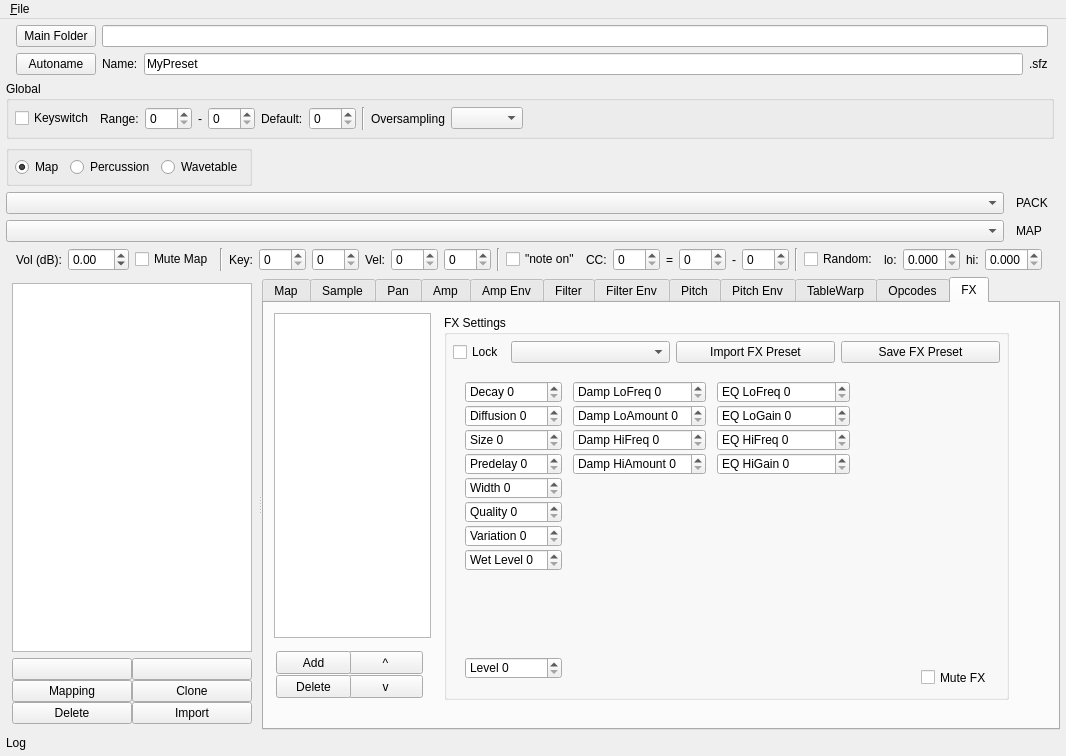
First picture: the form in src/ui/mainwindow.ui, repository michael02022/sfzbuilder, before the edit.
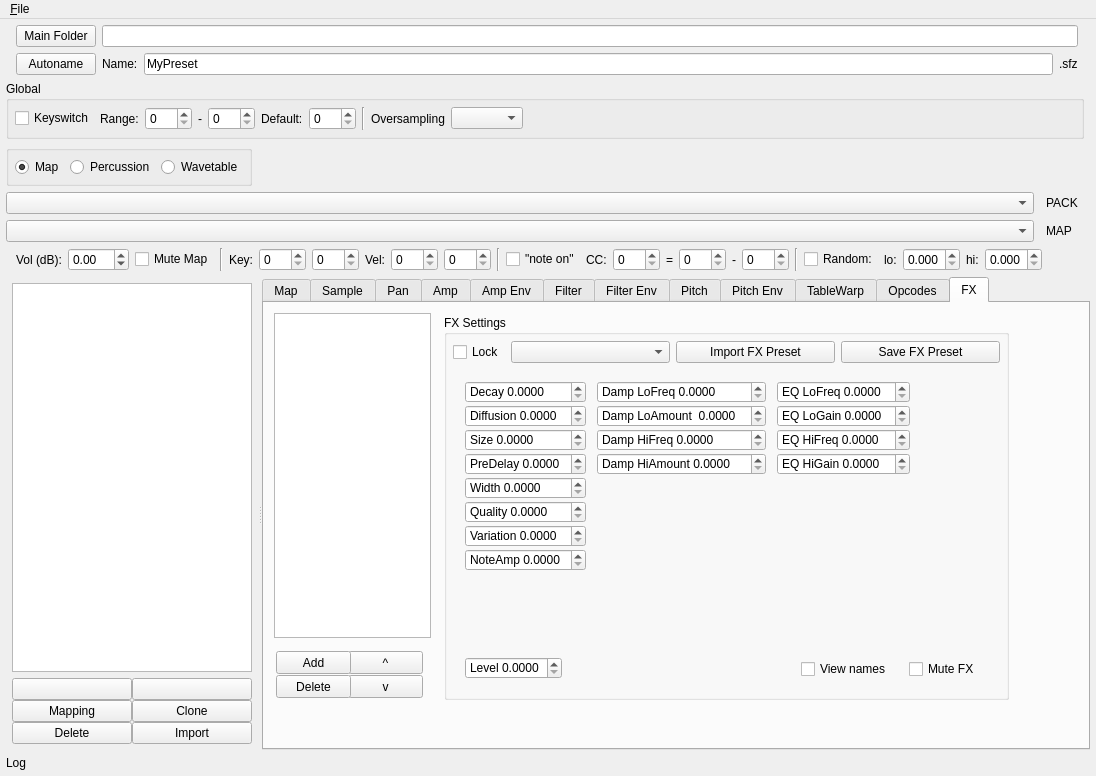
Second picture: the form after the edit. The open tabs and pages were chosen to show the change. Icons and pictures are not drawn. Custom widgets are drawn as their Qt base class.

Diff of the .ui file:
```diff
--- a/src/ui/mainwindow.ui
+++ b/src/ui/mainwindow.ui
@@ -7,8 +7,8 @@
    <rect>
     <x>0</x>
     <y>0</y>
-    <width>1038</width>
-    <height>728</height>
+    <width>1096</width>
+    <height>776</height>
    </rect>
   </property>
   <widget class="QWidget" name="centralWidget">
@@ -7231,186 +7231,255 @@
              </widget>
             </widget>
             <widget class="QWidget" name="pageFxAriaAmbiance">
-             <widget class="QSpinBox" name="sbxFxAriaAmbianceDecay">
+             <widget class="QDoubleSpinBox" name="dsbFxAriaAmbianceDecay">
               <property name="geometry">
                <rect>
                 <x>12</x>
                 <y>12</y>
-                <width>97</width>
+                <width>121</width>
                 <height>22</height>
                </rect>
               </property>
               <property name="prefix">
                <string>Decay </string>
               </property>
+              <property name="decimals">
+               <number>4</number>
+              </property>
               <property name="maximum">
-               <number>127</number>
+               <double>1.000000000000000</double>
+              </property>
+              <property name="singleStep">
+               <double>0.000500000000000</double>
               </property>
              </widget>
-             <widget class="QSpinBox" name="sbxFxAriaAmbianceSize">
+             <widget class="QDoubleSpinBox" name="dsbFxAriaAmbianceSize">
               <property name="geometry">
                <rect>
                 <x>12</x>
                 <y>60</y>
-                <width>97</width>
+                <width>121</width>
                 <height>22</height>
                </rect>
               </property>
               <property name="prefix">
                <string>Size </string>
               </property>
+              <property name="decimals">
+               <number>4</number>
+              </property>
               <property name="maximum">
-               <number>127</number>
+               <double>1.000000000000000</double>
+              </property>
+              <property name="singleStep">
+               <double>0.000500000000000</double>
               </property>
              </widget>
-             <widget class="QSpinBox" name="sbxFxAriaAmbianceDiffusion">
+             <widget class="QDoubleSpinBox" name="dsbFxAriaAmbianceDiffusion">
               <property name="geometry">
                <rect>
                 <x>12</x>
                 <y>36</y>
-                <width>97</width>
+                <width>121</width>
                 <height>22</height>
                </rect>
               </property>
               <property name="prefix">
                <string>Diffusion </string>
               </property>
+              <property name="decimals">
+               <number>4</number>
+              </property>
               <property name="maximum">
-               <number>127</number>
+               <double>1.000000000000000</double>
+              </property>
+              <property name="singleStep">
+               <double>0.000500000000000</double>
               </property>
              </widget>
-             <widget class="QSpinBox" name="sbxFxAriaAmbiancePredelay">
+             <widget class="QDoubleSpinBox" name="dsbFxAriaAmbiancePredelay">
               <property name="geometry">
                <rect>
                 <x>12</x>
                 <y>84</y>
-                <width>97</width>
+                <width>121</width>
                 <height>22</height>
                </rect>
               </property>
               <property name="prefix">
-               <string>Predelay </string>
+               <string>PreDelay </string>
+              </property>
+              <property name="decimals">
+               <number>4</number>
               </property>
               <property name="maximum">
-               <number>127</number>
+               <double>1.000000000000000</double>
+              </property>
+              <property name="singleStep">
+               <double>0.000500000000000</double>
               </property>
              </widget>
-             <widget class="QSpinBox" name="sbxFxAriaAmbianceWidth">
+             <widget class="QDoubleSpinBox" name="dsbFxAriaAmbianceWidth">
               <property name="geometry">
                <rect>
                 <x>12</x>
                 <y>108</y>
-                <width>97</width>
+                <width>121</width>
                 <height>22</height>
                </rect>
               </property>
               <property name="prefix">
                <string>Width </string>
               </property>
+              <property name="decimals">
+               <number>4</number>
+              </property>
               <property name="maximum">
-               <number>127</number>
+               <double>1.000000000000000</double>
+              </property>
+              <property name="singleStep">
+               <double>0.000500000000000</double>
               </property>
              </widget>
-             <widget class="QSpinBox" name="sbxFxAriaAmbianceQuality">
+             <widget class="QDoubleSpinBox" name="dsbFxAriaAmbianceQuality">
               <property name="geometry">
                <rect>
                 <x>12</x>
                 <y>132</y>
-                <width>97</width>
+                <width>121</width>
                 <height>22</height>
                </rect>
               </property>
               <property name="prefix">
                <string>Quality </string>
               </property>
+              <property name="decimals">
+               <number>4</number>
+              </property>
               <property name="maximum">
-               <number>127</number>
+               <double>1.000000000000000</double>
+              </property>
+              <property name="singleStep">
+               <double>0.000500000000000</double>
               </property>
              </widget>
-             <widget class="QSpinBox" name="sbxFxAriaAmbianceVariation">
+             <widget class="QDoubleSpinBox" name="dsbFxAriaAmbianceVariation">
               <property name="geometry">
                <rect>
                 <x>12</x>
                 <y>156</y>
-                <width>97</width>
+                <width>121</width>
                 <height>22</height>
                </rect>
               </property>
               <property name="prefix">
                <string>Variation </string>
               </property>
+              <property name="decimals">
+               <number>4</number>
+              </property>
               <property name="maximum">
-               <number>127</number>
+               <double>1.000000000000000</double>
+              </property>
+              <property name="singleStep">
+               <double>0.000500000000000</double>
               </property>
              </widget>
-             <widget class="QSpinBox" name="sbxFxAriaAmbianceDampLoFreq">
+             <widget class="QDoubleSpinBox" name="dsbFxAriaAmbianceDampLoFreq">
               <property name="geometry">
                <rect>
-                <x>120</x>
+                <x>144</x>
                 <y>12</y>
-                <width>133</width>
+                <width>169</width>
                 <height>22</height>
                </rect>
               </property>
               <property name="prefix">
                <string>Damp LoFreq </string>
               </property>
+              <property name="suffix">
+               <string/>
+              </property>
+              <property name="decimals">
+               <number>4</number>
+              </property>
               <property name="maximum">
-               <number>127</number>
+               <double>1.000000000000000</double>
+              </property>
+              <property name="singleStep">
+               <double>0.000500000000000</double>
               </property>
              </widget>
-             <widget class="QSpinBox" name="sbxFxAriaAmbianceDampLoAmount">
+             <widget class="QDoubleSpinBox" name="dsbFxAriaAmbianceDampLoAmount">
               <property name="geometry">
                <rect>
-                <x>120</x>
+                <x>144</x>
                 <y>36</y>
-                <width>133</width>
+                <width>169</width>
                 <height>22</height>
                </rect>
               </property>
               <property name="prefix">
-               <string>Damp LoAmount </string>
+               <string>Damp LoAmount  </string>
+              </property>
+              <property name="decimals">
+               <number>4</number>
               </property>
               <property name="maximum">
-               <number>127</number>
+               <double>1.000000000000000</double>
+              </property>
+              <property name="singleStep">
+               <double>0.000500000000000</double>
               </property>
              </widget>
-             <widget class="QSpinBox" name="sbxFxAriaAmbianceDampHiFreq">
+             <widget class="QDoubleSpinBox" name="dsbFxAriaAmbianceDampHiFreq">
               <property name="geometry">
                <rect>
-                <x>120</x>
+                <x>144</x>
                 <y>60</y>
-                <width>133</width>
+                <width>169</width>
                 <height>22</height>
                </rect>
               </property>
               <property name="prefix">
                <string>Damp HiFreq </string>
               </property>
+              <property name="decimals">
+               <number>4</number>
+              </property>
               <property name="maximum">
-               <number>127</number>
+               <double>1.000000000000000</double>
+              </property>
+              <property name="singleStep">
+               <double>0.000500000000000</double>
               </property>
              </widget>
-             <widget class="QSpinBox" name="sbxFxAriaAmbianceDampHiAmount">
+             <widget class="QDoubleSpinBox" name="dsbFxAriaAmbianceDampHiAmount">
               <property name="geometry">
                <rect>
-                <x>120</x>
+                <x>144</x>
                 <y>84</y>
-                <width>133</width>
+                <width>169</width>
                 <height>22</height>
                </rect>
               </property>
               <property name="prefix">
                <string>Damp HiAmount </string>
               </property>
+              <property name="decimals">
+               <number>4</number>
+              </property>
               <property name="maximum">
-               <number>127</number>
+               <double>1.000000000000000</double>
+              </property>
+              <property name="singleStep">
+               <double>0.000500000000000</double>
               </property>
              </widget>
-             <widget class="QSpinBox" name="sbxFxAriaAmbianceEqLoFreq">
+             <widget class="QDoubleSpinBox" name="dsbFxAriaAmbianceEqLoFreq">
               <property name="geometry">
                <rect>
-                <x>264</x>
+                <x>324</x>
                 <y>12</y>
                 <width>133</width>
                 <height>22</height>
@@ -7419,14 +7488,20 @@
               <property name="prefix">
                <string>EQ LoFreq </string>
               </property>
+              <property name="decimals">
+               <number>4</number>
+              </property>
               <property name="maximum">
-               <number>127</number>
+               <double>1.000000000000000</double>
+              </property>
+              <property name="singleStep">
+               <double>0.000500000000000</double>
               </property>
              </widget>
-             <widget class="QSpinBox" name="sbxFxAriaAmbianceEqLoGain">
+             <widget class="QDoubleSpinBox" name="dsbFxAriaAmbianceEqLoGain">
               <property name="geometry">
                <rect>
-                <x>264</x>
+                <x>324</x>
                 <y>36</y>
                 <width>133</width>
                 <height>22</height>
@@ -7435,14 +7510,23 @@
               <property name="prefix">
                <string>EQ LoGain </string>
               </property>
+              <property name="suffix">
+               <string/>
+              </property>
+              <property name="decimals">
+               <number>4</number>
+              </property>
               <property name="maximum">
-               <number>127</number>
+               <double>1.000000000000000</double>
+              </property>
+              <property name="singleStep">
+               <double>0.000500000000000</double>
               </property>
              </widget>
-             <widget class="QSpinBox" name="sbxFxAriaAmbianceEqHiFreq">
+             <widget class="QDoubleSpinBox" name="dsbFxAriaAmbianceEqHiFreq">
               <property name="geometry">
                <rect>
-                <x>264</x>
+                <x>324</x>
                 <y>60</y>
                 <width>133</width>
                 <height>22</height>
@@ -7451,14 +7535,20 @@
               <property name="prefix">
                <string>EQ HiFreq </string>
               </property>
+              <property name="decimals">
+               <number>4</number>
+              </property>
               <property name="maximum">
-               <number>127</number>
+               <double>1.000000000000000</double>
+              </property>
+              <property name="singleStep">
+               <double>0.000500000000000</double>
               </property>
              </widget>
-             <widget class="QSpinBox" name="sbxFxAriaAmbianceEqHiGain">
+             <widget class="QDoubleSpinBox" name="dsbFxAriaAmbianceEqHiGain">
               <property name="geometry">
                <rect>
-                <x>264</x>
+                <x>324</x>
                 <y>84</y>
                 <width>133</width>
                 <height>22</height>
@@ -7467,24 +7557,30 @@
               <property name="prefix">
                <string>EQ HiGain </string>
               </property>
+              <property name="decimals">
+               <number>4</number>
+              </property>
               <property name="maximum">
-               <number>127</number>
+               <double>1.000000000000000</double>
+              </property>
+              <property name="singleStep">
+               <double>0.000500000000000</double>
               </property>
              </widget>
              <widget class="QCheckBox" name="chkFxAriaAmbiance">
               <property name="geometry">
                <rect>
-                <x>468</x>
-                <y>300</y>
+                <x>456</x>
+                <y>288</y>
                 <width>70</width>
-                <height>17</height>
+                <height>24</height>
                </rect>
               </property>
               <property name="text">
                <string>Mute FX</string>
               </property>
              </widget>
-             <widget class="QSpinBox" name="sbxFxAriaAmbianceLevel">
+             <widget class="QDoubleSpinBox" name="dsbFxAriaAmbianceLevel">
               <property name="geometry">
                <rect>
                 <x>12</x>
@@ -7496,24 +7592,165 @@
               <property name="prefix">
                <string>Level </string>
               </property>
+              <property name="decimals">
+               <number>4</number>
+              </property>
               <property name="maximum">
-               <number>127</number>
+               <double>1.000000000000000</double>
+              </property>
+              <property name="singleStep">
+               <double>0.000500000000000</double>
               </property>
              </widget>
-             <widget class="QSpinBox" name="sbxFxAriaAmbianceWet">
+             <widget class="QDoubleSpinBox" name="dsbFxAriaAmbianceNote">
               <property name="geometry">
                <rect>
                 <x>12</x>
                 <y>180</y>
+                <width>121</width>
+                <height>22</height>
+               </rect>
+              </property>
+              <property name="prefix">
+               <string>NoteAmp </string>
+              </property>
+              <property name="decimals">
+               <number>4</number>
+              </property>
+              <property name="maximum">
+               <double>1.000000000000000</double>
+              </property>
+              <property name="singleStep">
+               <double>0.000500000000000</double>
+              </property>
+             </widget>
+             <widget class="QCheckBox" name="chkFxAriaAmbianceNames">
+              <property name="geometry">
+               <rect>
+                <x>348</x>
+                <y>288</y>
                 <width>97</width>
+                <height>24</height>
+               </rect>
+              </property>
+              <property name="text">
+               <string>View names</string>
+              </property>
+             </widget>
+            </widget>
+            <widget class="QWidget" name="pageFxMdaDetune">
+             <widget class="QDoubleSpinBox" name="dsbFxMdaDetuneAmount">
+              <property name="geometry">
+               <rect>
+                <x>12</x>
+                <y>12</y>
+                <width>109</width>
                 <height>22</height>
                </rect>
               </property>
               <property name="prefix">
-               <string>Wet Level </string>
+               <string>Detune </string>
               </property>
               <property name="maximum">
-               <number>127</number>
+               <double>1.000000000000000</double>
+              </property>
+              <property name="singleStep">
+               <double>0.000500000000000</double>
+              </property>
+             </widget>
+             <widget class="QDoubleSpinBox" name="dsbFxMdaDetuneDelay">
+              <property name="geometry">
+               <rect>
+                <x>132</x>
+                <y>12</y>
+                <width>109</width>
+                <height>22</height>
+               </rect>
+              </property>
+              <property name="prefix">
+               <string>Delay </string>
+              </property>
+              <property name="decimals">
+               <number>4</number>
+              </property>
+              <property name="maximum">
+               <double>1.000000000000000</double>
+              </property>
+              <property name="singleStep">
+               <double>0.000500000000000</double>
+              </property>
+             </widget>
+             <widget class="QDoubleSpinBox" name="dsbFxMdaDetuneMix">
+              <property name="geometry">
+               <rect>
+                <x>12</x>
+                <y>288</y>
+                <width>97</width>
+                <height>22</height>
+               </rect>
+              </property>
+              <property name="prefix">
+               <string>Mix </string>
+              </property>
+              <property name="decimals">
+               <number>4</number>
+              </property>
+              <property name="maximum">
+               <double>1.000000000000000</double>
+              </property>
+              <property name="singleStep">
+               <double>0.000500000000000</double>
+              </property>
+             </widget>
+             <widget class="QDoubleSpinBox" name="dsbFxMdaDetuneVolume">
+              <property name="geometry">
+               <rect>
+                <x>252</x>
+                <y>12</y>
+                <width>109</width>
+                <height>22</height>
+               </rect>
+              </property>
+              <property name="prefix">
+               <string>Volume </string>
+              </property>
+              <property name="decimals">
+               <number>4</number>
+              </property>
+              <property name="minimum">
+               <double>0.000000000000000</double>
+              </property>
+              <property name="maximum">
+               <double>1.000000000000000</double>
+              </property>
+              <property name="singleStep">
+               <double>0.000500000000000</double>
+              </property>
+             </widget>
+             <widget class="QCheckBox" name="chkFxMdaDetuneMute">
+              <property name="geometry">
+               <rect>
+                <x>456</x>
+                <y>288</y>
+                <width>83</width>
+                <height>24</height>
+               </rect>
+              </property>
+              <property name="text">
+               <string>Mute FX</string>
+              </property>
+             </widget>
+             <widget class="QCheckBox" name="chkFxMdaDetuneNames">
+              <property name="geometry">
+               <rect>
+                <x>348</x>
+                <y>288</y>
+                <width>97</width>
+                <height>24</height>
+               </rect>
+              </property>
+              <property name="text">
+               <string>View names</string>
               </property>
              </widget>
             </widget>
@@ -7568,8 +7805,8 @@
     <rect>
      <x>0</x>
      <y>0</y>
-     <width>1038</width>
-     <height>21</height>
+     <width>1096</width>
+     <height>20</height>
     </rect>
    </property>
    <widget class="QMenu" name="menuFile">
```
Left out of the diff: 53 changed lines with no effect on the pictures.
